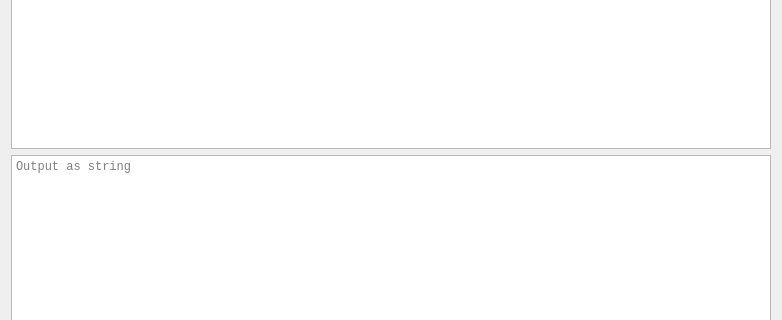
This is caspy/qt_assets/tabs/pf.ui in Secozzi/CASpy as Qt 5 draws it before an edit; both pictures show x 0 to 782 and y 171 to 491 of the 782 by 588 pixel window. The edited form follows.
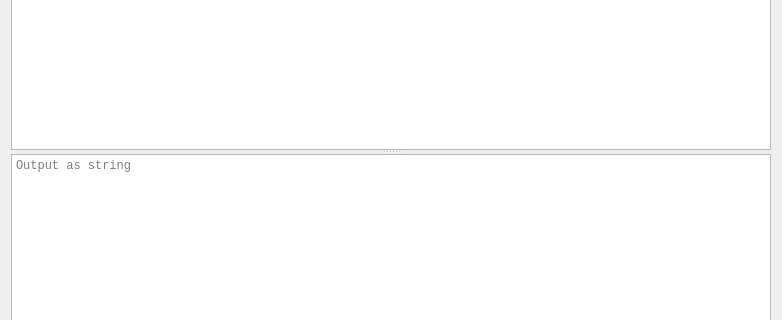
This is the edited form.

Commit message: Added view and splitters plus fixed some in formulas tab

Diff of the .ui file:
```diff
--- a/caspy/qt_assets/tabs/pf.ui
+++ b/caspy/qt_assets/tabs/pf.ui
@@ -18,18 +18,10 @@
   <property name="windowTitle">
    <string>Form</string>
   </property>
-  <layout class="QGridLayout" name="gridLayout_2">
-   <item row="2" column="0" colspan="2">
-    <widget class="QTextBrowser" name="PfOut">
-     <property name="toolTip">
-      <string>Output as dict; base as key and exponent as value</string>
-     </property>
-     <property name="placeholderText">
-      <string>Output as dict</string>
-     </property>
-    </widget>
-   </item>
-   <item row="0" column="0">
+  <layout class="QVBoxLayout" name="verticalLayout">
+   <item>
+    <layout class="QHBoxLayout" name="horizontalLayout">
+     <item>
     <widget class="QLabel" name="label">
      <property name="maximumSize">
       <size>
@@ -45,7 +37,7 @@
      </property>
     </widget>
    </item>
-   <item row="0" column="1">
+     <item>
     <widget class="QSpinBox" name="PfInput">
      <property name="toolTip">
       <string>Number to prime factorize</string>
@@ -58,17 +50,9 @@
      </property>
     </widget>
    </item>
-   <item row="3" column="0" colspan="2">
-    <widget class="QTextBrowser" name="PfApprox">
-     <property name="toolTip">
-      <string>Output as string; (a**b)</string>
-     </property>
-     <property name="placeholderText">
-      <string>Output as string</string>
-     </property>
-    </widget>
+    </layout>
    </item>
-   <item row="1" column="0" colspan="2">
+   <item>
     <widget class="QPushButton" name="PfCalc">
      <property name="toolTip">
       <string>Factorize number</string>
@@ -78,6 +62,32 @@
      </property>
     </widget>
    </item>
+   <item>
+    <widget class="QSplitter" name="splitter">
+     <property name="orientation">
+      <enum>Qt::Vertical</enum>
+     </property>
+     <property name="childrenCollapsible">
+      <bool>false</bool>
+     </property>
+     <widget class="QTextBrowser" name="PfOut">
+      <property name="toolTip">
+       <string>Output as dict; base as key and exponent as value</string>
+      </property>
+      <property name="placeholderText">
+       <string>Output as dict</string>
+      </property>
+     </widget>
+     <widget class="QTextBrowser" name="PfApprox">
+      <property name="toolTip">
+       <string>Output as string; (a**b)</string>
+      </property>
+      <property name="placeholderText">
+       <string>Output as string</string>
+      </property>
+     </widget>
+    </widget>
+   </item>
   </layout>
  </widget>
  <resources/>
```
Lines whose indentation alone changed are shown as unchanged. The commit also changes 18 other files.
